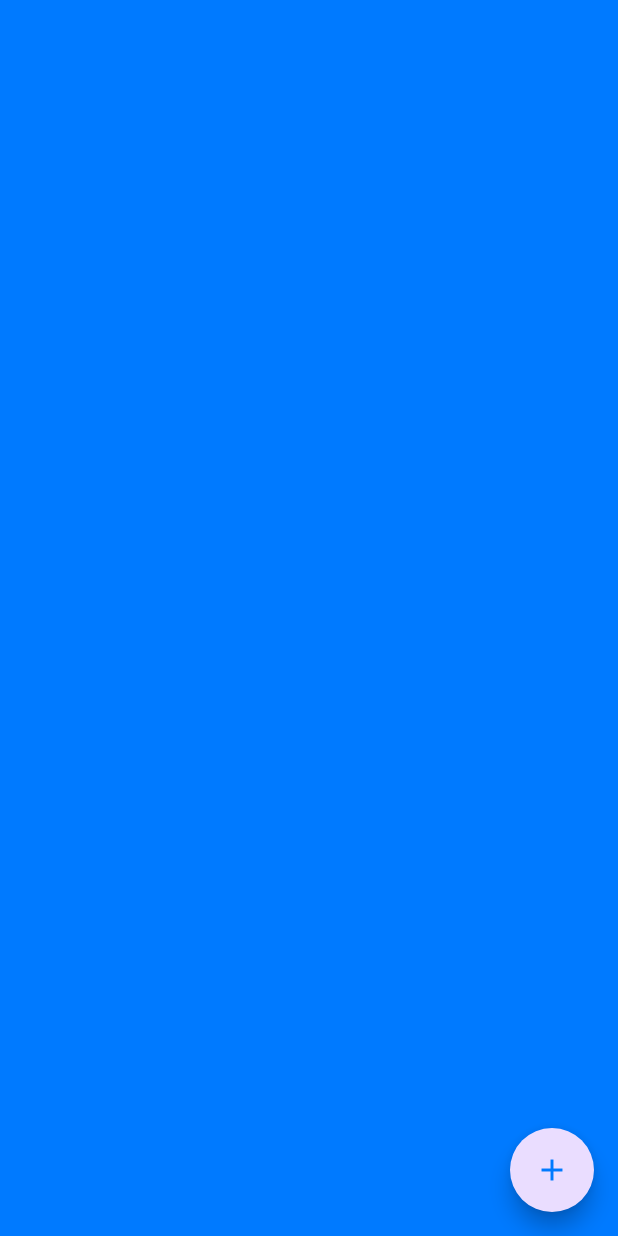
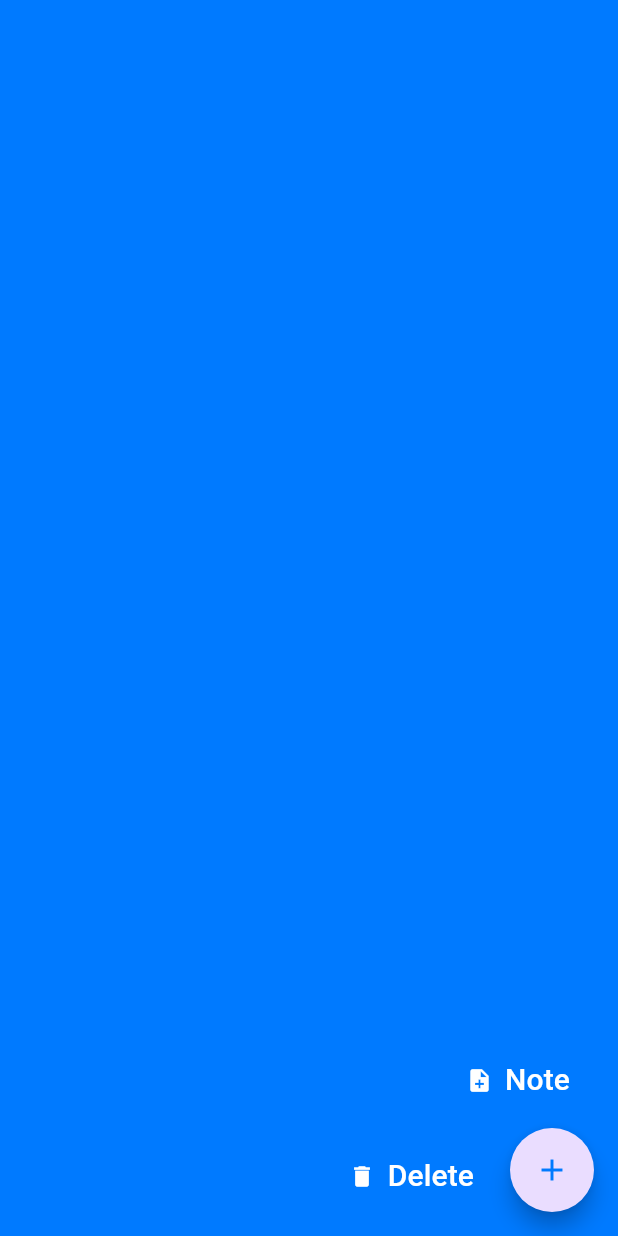
Before and after one commit to originsoftconsultancy2024/flutter-app, a Flutter app: the AddDeleteNote screen opened directly, after a tap on the "add" icon, on a phone screen of 412 x 824 dp. Run offline on Flutter 3.47's test engine with Material 3 defaults, Android fonts, the phone set to English and light mode, and no system bars; our stand-ins replace get.

Commit message:
Note Screens

```diff
--- a/lib/main.dart
+++ b/lib/main.dart
@@ -1,6 +1,6 @@
 import 'package:flutter/material.dart';
 import 'package:get/get.dart';
-import 'package:test_app/view/splash_screen.dart';
+import 'package:test_app/view/splash_screen/splash_screen.dart';
 
 void main() {
   runApp(const GetMaterialApp(
--- a/lib/view/add_delete.dart
+++ /dev/null
@@ -1,22 +0,0 @@
-import 'package:flutter/material.dart';
-
-class AddDeleteNote extends StatelessWidget {
-  const AddDeleteNote({super.key});
-
-  @override
-  Widget build(BuildContext context) {
-    return SafeArea(
-      child: Scaffold(
-        backgroundColor: const Color(0xFF007AFF),
-        floatingActionButton: FloatingActionButton(
-          onPressed: () {},
-          shape: const CircleBorder(),
-          child: const Icon(
-            Icons.add,
-            color: Color(0xFF007AFF),
-          ),
-        ),
-      ),
-    );
-  }
-}
--- /dev/null
+++ b/lib/view/add_delete/add_delete.dart
@@ -0,0 +1,89 @@
+import 'package:flutter/material.dart';
+import 'package:get/get.dart';
+import 'package:get/get_core/src/get_main.dart';
+import 'package:test_app/view/add_note/add_note.dart';
+
+class AddDeleteNote extends StatefulWidget {
+  const AddDeleteNote({super.key});
+
+  @override
+  State<AddDeleteNote> createState() => _AddDeleteNoteState();
+}
+
+class _AddDeleteNoteState extends State<AddDeleteNote> {
+  bool _isOptionsVisible = false;
+
+  void _toggleOptionsVisibility() {
+    setState(() {
+      _isOptionsVisible = !_isOptionsVisible;
+    });
+  }
+
+  @override
+  Widget build(BuildContext context) {
+    return SafeArea(
+      child: Scaffold(
+        backgroundColor: const Color(0xFF007AFF),
+        body: Stack(
+          alignment: Alignment.bottomRight,
+          children: <Widget>[
+            if (_isOptionsVisible) ...[
+              Positioned(
+                bottom: 80,
+                right: 16,
+                child: TextButton.icon(
+                  onPressed: () {
+                    Get.to(() => const  AddNote());
+                  },
+                  label: const Text(
+                    "Note",
+                    style: TextStyle(
+                      color: Colors.white,
+                      fontSize: 20,
+                    ),
+                  ),
+                  icon: const Icon(
+                    Icons.note_add,
+                    color: Colors.white,
+                  ),
+                ),
+              ),
+              Positioned(
+                bottom: 16,
+                right: 80,
+                child: TextButton.icon(
+                  onPressed: () {
+                    // Add your delete action here
+                  },
+                  label: const Text(
+                    "Delete",
+                    style: TextStyle(
+                      color: Colors.white,
+                      fontSize: 20,
+                    ),
+                  ),
+                  icon: const Icon(
+                    Icons.delete,
+                    color: Colors.white,
+                  ),
+                ),
+              ),
+            ],
+            Positioned(
+              bottom: 16,
+              right: 16,
+              child: FloatingActionButton(
+                onPressed: _toggleOptionsVisibility,
+                shape: const CircleBorder(),
+                child: const Icon(
+                  Icons.add,
+                  color: Color(0xFF007AFF),
+                ),
+              ),
+            ),
+          ],
+        ),
+      ),
+    );
+  }
+}
--- a/lib/view/auth_screen/login_screen.dart
+++ b/lib/view/auth_screen/login_screen.dart
@@ -1,8 +1,8 @@
 import 'package:flutter/material.dart';
 import 'package:get/get.dart';
+import 'package:test_app/constraints/colors.dart';
 import 'package:test_app/view/auth_button/auth_button.dart';
 import 'package:test_app/view/auth_screen/signup_screen.dart';
-import 'package:test_app/constraints/colors.dart';
 import 'package:test_app/view/note_screen/note_screen.dart';
 import 'package:test_app/widgets/textfield.dart';
 
@@ -67,7 +67,7 @@ class LoginScreen extends StatelessWidget {
               ),
               AuthButton(
                 navigate: () {
-                  Get.to(() => const NoteScreen());
+                  Get.to(() => const DecorationScreen());
                 },
                 text: "Login",
                 navigation: "Don't have an account? create account",
--- a/lib/view/auth_screen/signup_screen.dart
+++ b/lib/view/auth_screen/signup_screen.dart
@@ -53,8 +53,8 @@ class SignupScreen extends StatelessWidget {
                 height: 15,
               ),
               AuthButton(
-                 navigate: () {
-                  Get.to(() => const NoteScreen());
+                navigate: () {
+                  Get.to(() => const DecorationScreen());
                 },
                 text: "Sign up",
                 navigation: "Already have an account",
--- a/lib/view/date_screen/date_screen.dart
+++ b/lib/view/date_screen/date_screen.dart
@@ -1,6 +1,6 @@
 import 'package:flutter/material.dart';
 import 'package:get/get.dart';
-import 'package:test_app/view/add_delete.dart';
+import 'package:test_app/view/add_delete/add_delete.dart';
 import 'package:test_app/widgets/date_picker.dart';
 
 class DateScreen extends StatelessWidget {
--- a/lib/view/note_screen/note_screen.dart
+++ b/lib/view/note_screen/note_screen.dart
@@ -5,8 +5,8 @@ import 'package:test_app/widgets/container.dart';
 import 'package:test_app/widgets/decoration.dart';
 import 'package:test_app/widgets/icon.dart';
 
-class NoteScreen extends StatelessWidget {
-  const NoteScreen({super.key});
+class DecorationScreen extends StatelessWidget {
+  const DecorationScreen({super.key});
 
   @override
   Widget build(BuildContext context) {
--- a/lib/widgets/decoration.dart
+++ b/lib/widgets/decoration.dart
@@ -38,7 +38,7 @@ class DecorationWidget extends StatelessWidget {
                   style: const TextStyle(
                     color: Colors.white,
                     fontWeight: FontWeight.bold,
-                    fontSize: 25,
+                    fontSize: 20,
                   ),
                 ),
                 InkWell(
--- a/pubspec.yaml
+++ b/pubspec.yaml
@@ -35,6 +35,7 @@ dependencies:
   # Use with the CupertinoIcons class for iOS style icons.
   cupertino_icons: ^1.0.6
   get: ^4.6.6
+  intl:
 
 dev_dependencies:
   flutter_test:
```
Also changed, not shown: lib/view/add_note/add_note.dart (added, +197 -0 lines), assets/Ellipse 18.png (added), lib/view/splash_screen/splash_screen.dart (renamed from lib/view/splash_screen.dart), pubspec.lock.
